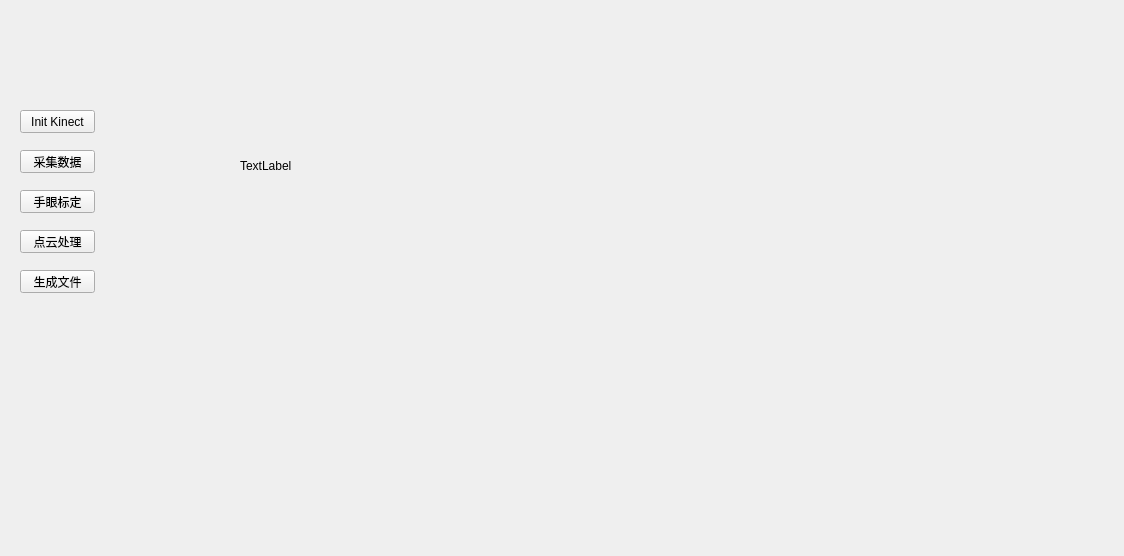
Before: the Qt Designer form project_qt.ui in SneakyLearning/project_qt, drawn with Qt 5.
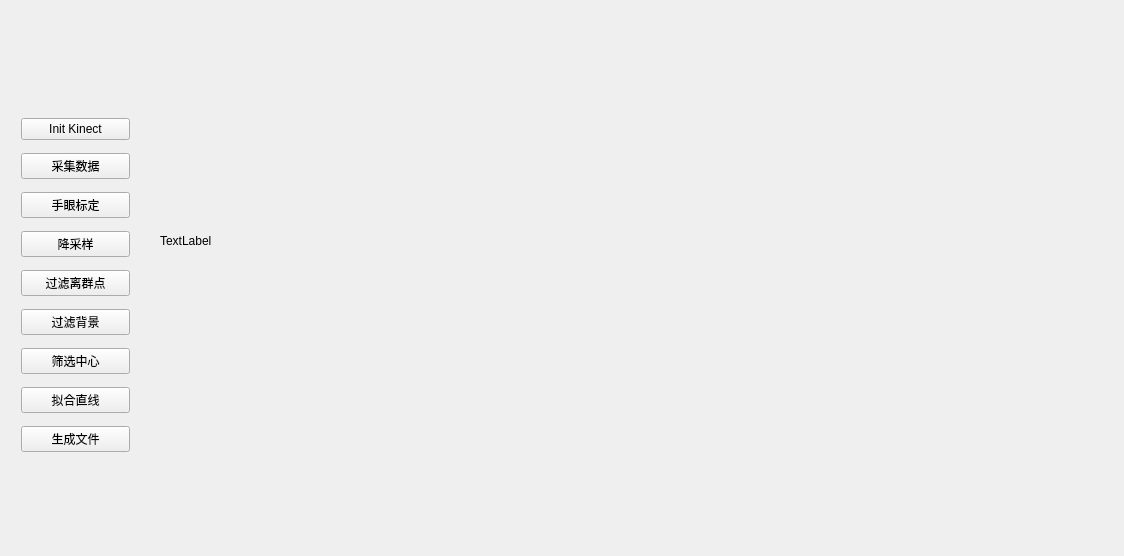
After: the same form once the commit is applied. Custom widgets are drawn as their Qt base class.

```diff
--- a/project_qt.ui
+++ b/project_qt.ui
@@ -16,90 +16,100 @@
   <widget class="QVTKWidget" name="qvtkWidget" native="true">
    <property name="geometry">
     <rect>
-     <x>690</x>
+     <x>680</x>
      <y>30</y>
-     <width>391</width>
-     <height>281</height>
+     <width>431</width>
+     <height>461</height>
     </rect>
    </property>
   </widget>
   <widget class="QLabel" name="label">
    <property name="geometry">
     <rect>
-     <x>240</x>
+     <x>160</x>
      <y>30</y>
-     <width>381</width>
-     <height>271</height>
+     <width>461</width>
+     <height>421</height>
     </rect>
    </property>
    <property name="text">
     <string>TextLabel</string>
    </property>
   </widget>
-  <widget class="QPushButton" name="pushButton_2">
+  <widget class="QWidget" name="verticalLayoutWidget">
    <property name="geometry">
     <rect>
-     <x>20</x>
-     <y>110</y>
-     <width>75</width>
-     <height>23</height>
+     <x>10</x>
+     <y>100</y>
+     <width>131</width>
+     <height>371</height>
     </rect>
    </property>
+   <layout class="QVBoxLayout" name="verticalLayout">
+    <item>
+     <widget class="QPushButton" name="pushButton_init">
    <property name="text">
     <string>Init Kinect</string>
    </property>
   </widget>
-  <widget class="QPushButton" name="pushButton_3">
-   <property name="geometry">
-    <rect>
-     <x>20</x>
-     <y>150</y>
-     <width>75</width>
-     <height>23</height>
-    </rect>
-   </property>
+    </item>
+    <item>
+     <widget class="QPushButton" name="pushButton_getdata">
    <property name="text">
     <string>采集数据</string>
    </property>
   </widget>
-  <widget class="QPushButton" name="pushButton_4">
-   <property name="geometry">
-    <rect>
-     <x>20</x>
-     <y>190</y>
-     <width>75</width>
-     <height>23</height>
-    </rect>
-   </property>
+    </item>
+    <item>
+     <widget class="QPushButton" name="pushButton_calibrate">
    <property name="text">
     <string>手眼标定</string>
    </property>
   </widget>
-  <widget class="QPushButton" name="pushButton_5">
-   <property name="geometry">
-    <rect>
-     <x>20</x>
-     <y>230</y>
-     <width>75</width>
-     <height>23</height>
-    </rect>
-   </property>
+    </item>
+    <item>
+     <widget class="QPushButton" name="pushButton_voxel">
+      <property name="text">
+       <string>降采样</string>
+      </property>
+     </widget>
+    </item>
+    <item>
+     <widget class="QPushButton" name="pushButton_outlier">
    <property name="text">
-    <string>点云处理</string>
-   </property>
-  </widget>
-  <widget class="QPushButton" name="pushButton_6">
-   <property name="geometry">
-    <rect>
-     <x>20</x>
-     <y>270</y>
-     <width>75</width>
-     <height>23</height>
-    </rect>
-   </property>
+       <string>过滤离群点</string>
+      </property>
+     </widget>
+    </item>
+    <item>
+     <widget class="QPushButton" name="pushButton_background">
+      <property name="text">
+       <string>过滤背景</string>
+      </property>
+     </widget>
+    </item>
+    <item>
+     <widget class="QPushButton" name="pushButton_center">
+      <property name="text">
+       <string>筛选中心</string>
+      </property>
+     </widget>
+    </item>
+    <item>
+     <widget class="QPushButton" name="pushButton_line">
+      <property name="text">
+       <string>拟合直线</string>
+      </property>
+     </widget>
+    </item>
+    <item>
+     <widget class="QPushButton" name="pushButton_getpath">
    <property name="text">
     <string>生成文件</string>
    </property>
+     </widget>
+    </item>
+   </layout>
   </widget>
  </widget>
  <layoutdefault spacing="6" margin="11"/>
```
Left out of the diff: 5 changed lines with no effect on the pictures. Lines whose indentation alone changed are shown as unchanged.
